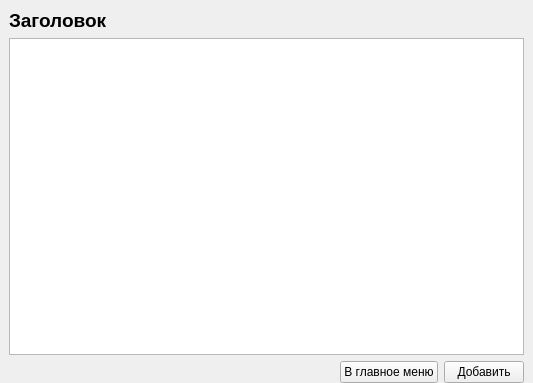
Above: Forms/EntitiesForm/EntitiesForm.ui from maks1596/professional-qualities-admin before the change. Below: the same form after it.
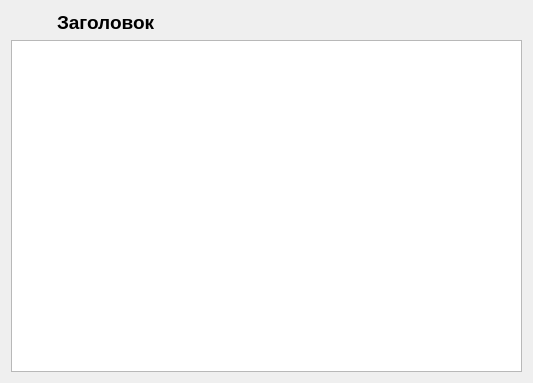
That is the form after the change. Icons and pictures are not drawn.

Commit message: Кнопки "Добавить..." заменены на иконки

```diff
--- a/Forms/EntitiesForm/EntitiesForm.ui
+++ b/Forms/EntitiesForm/EntitiesForm.ui
@@ -13,19 +13,29 @@
   <property name="windowTitle">
    <string>Form</string>
   </property>
-  <layout class="QVBoxLayout" name="verticalLayout" stretch="0,0,0">
-   <property name="leftMargin">
-    <number>9</number>
-   </property>
-   <property name="topMargin">
-    <number>9</number>
-   </property>
-   <property name="rightMargin">
-    <number>9</number>
-   </property>
-   <property name="bottomMargin">
-    <number>0</number>
-   </property>
+  <layout class="QVBoxLayout" name="verticalLayout">
+   <item>
+    <layout class="QHBoxLayout" name="horizontalLayout_2" stretch="0,1,0">
+     <item>
+      <widget class="QPushButton" name="toMainMenuBtn">
+       <property name="text">
+        <string/>
+       </property>
+       <property name="icon">
+        <iconset resource="../../resources/images/images.qrc">
+         <normaloff>:/images/arrow-left.svg</normaloff>:/images/arrow-left.svg</iconset>
+       </property>
+       <property name="iconSize">
+        <size>
+         <width>20</width>
+         <height>20</height>
+        </size>
+       </property>
+       <property name="flat">
+        <bool>true</bool>
+       </property>
+      </widget>
+     </item>
    <item>
     <widget class="QLabel" name="title">
      <property name="font">
@@ -41,39 +51,26 @@
     </widget>
    </item>
    <item>
-    <widget class="QTableWidget" name="entitiesTableWidget"/>
-   </item>
-   <item>
-    <layout class="QHBoxLayout" name="horizontalLayout">
-     <item>
-      <spacer name="horizontalSpacer">
-       <property name="orientation">
-        <enum>Qt::Horizontal</enum>
-       </property>
-       <property name="sizeHint" stdset="0">
-        <size>
-         <width>40</width>
-         <height>20</height>
-        </size>
-       </property>
-      </spacer>
-     </item>
-     <item>
-      <widget class="QPushButton" name="toMainMenuBtn">
-       <property name="text">
-        <string>В главное меню</string>
-       </property>
-      </widget>
-     </item>
-     <item>
       <widget class="QPushButton" name="addBtn">
        <property name="text">
-        <string>Добавить</string>
+        <string/>
        </property>
+       <property name="iconSize">
+        <size>
+         <width>20</width>
+         <height>20</height>
+        </size>
+       </property>
+       <property name="flat">
+        <bool>true</bool>
+       </property>
       </widget>
      </item>
     </layout>
    </item>
+   <item>
+    <widget class="QTableWidget" name="entitiesTableWidget"/>
+   </item>
   </layout>
  </widget>
  <resources/>
```
Left out of the diff: 4 changed lines with no effect on the pictures. Lines whose indentation alone changed are shown as unchanged. The commit also changes 6 other files.
